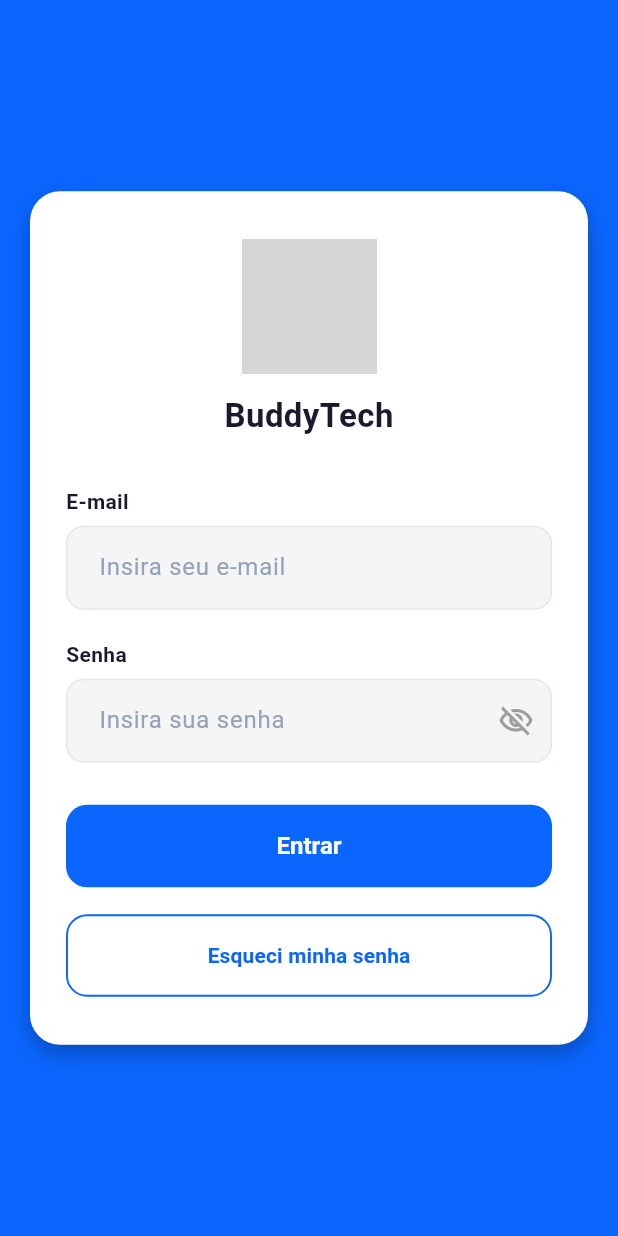
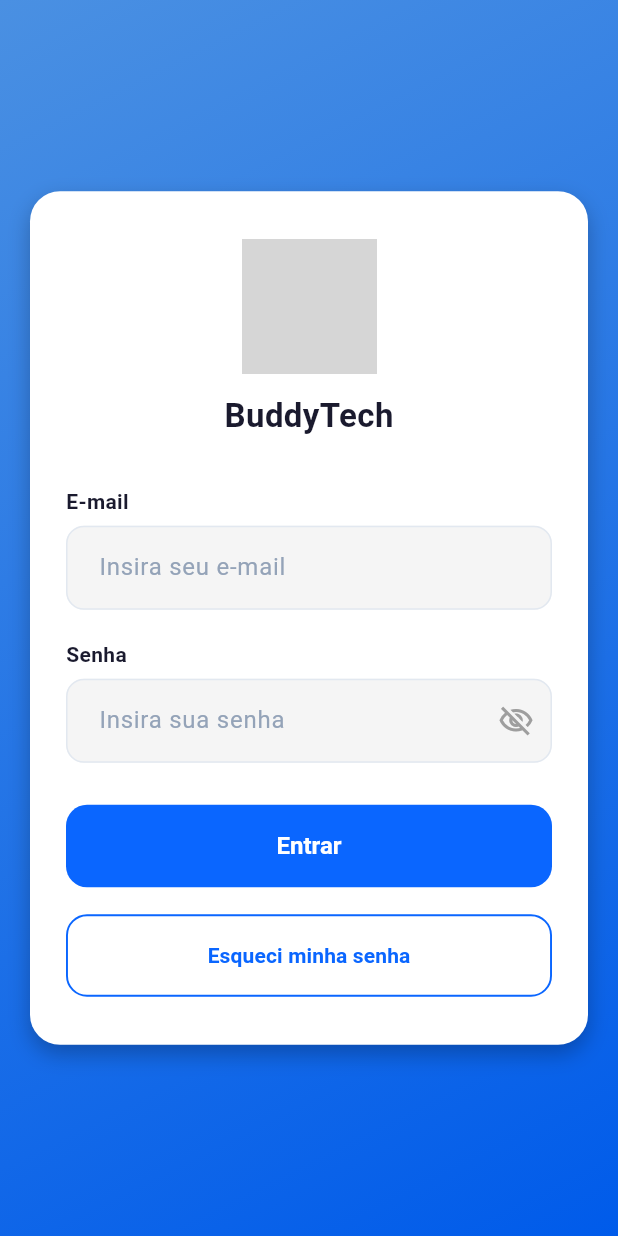
Before and after one commit to buddytech-dev/Front-End, a Flutter app: the screen it shows after launch, on a phone screen of 412 x 824 dp. Run offline on Flutter 3.47's test engine with Material 3 defaults, Android fonts, the light colour scheme and no system bars; our stand-ins replace file_picker, flutter_dotenv, supabase_flutter; accounts and stored records are empty; grey boxes are pictures that could not be loaded.

Commit message:
update do login para mobile, ajuste de ui

```diff
--- a/buddytech/lib/pages/login_page.dart
+++ b/buddytech/lib/pages/login_page.dart
@@ -179,7 +179,14 @@ class _LoginPageState extends State<LoginPage> {
     return Container(
       width: double.infinity,
       height: double.infinity,
-      color: AppColors.primary, // Fundo azul
+      decoration: const BoxDecoration(
+        gradient: LinearGradient(
+          begin: Alignment.topLeft,
+          end: Alignment.bottomRight,
+          colors: [Color(0xFF4A90E2), Color(0xFF005BEA)],
+        ),
+      ),
+
       child: Center(
         child: SingleChildScrollView(
           padding: const EdgeInsets.all(20),
```
